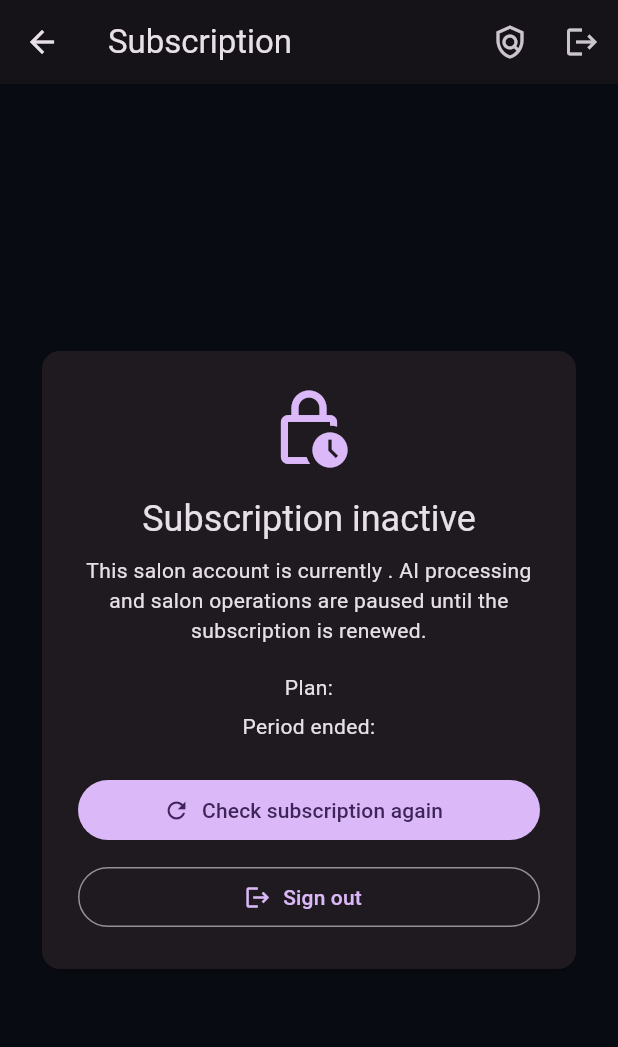
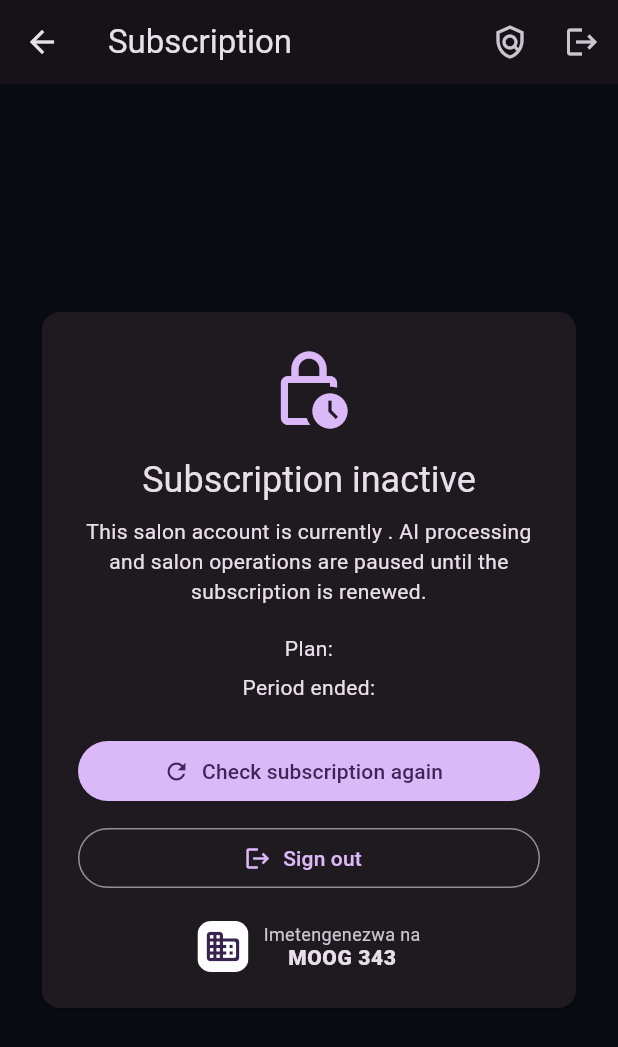
Before and after one commit to mipox331-netizen/makeupart-v8, a Flutter app: the SubscriptionPage screen opened directly with empty values, on a phone screen of 412 x 824 dp. Shown: the top 1047 px of the screen. Run offline on Flutter 3.47's test engine with Material 3 defaults, Android fonts, the phone set to English and light mode, and no system bars; our stand-ins replace dio, flutter_secure_storage, image_picker, package_info_plus; accounts and stored records are empty; network calls fail.

Commit message:
feat: credit MOOG 343 on subscription screen

```diff
--- a/makeup_art_v8/lib/pages/subscription_page.dart
+++ b/makeup_art_v8/lib/pages/subscription_page.dart
@@ -1,6 +1,7 @@
 import 'package:flutter/material.dart';
 
 import '../widgets/license_page_button.dart';
+import '../widgets/developer_branding.dart';
 
 class SubscriptionPage extends StatelessWidget {
   const SubscriptionPage({
@@ -88,6 +89,8 @@ class SubscriptionPage extends StatelessWidget {
                       icon: const Icon(Icons.logout),
                       label: const Text('Sign out'),
                     ),
+                    const SizedBox(height: 18),
+                    const DeveloperBranding(centered: true),
                   ],
                 ),
               ),
```
